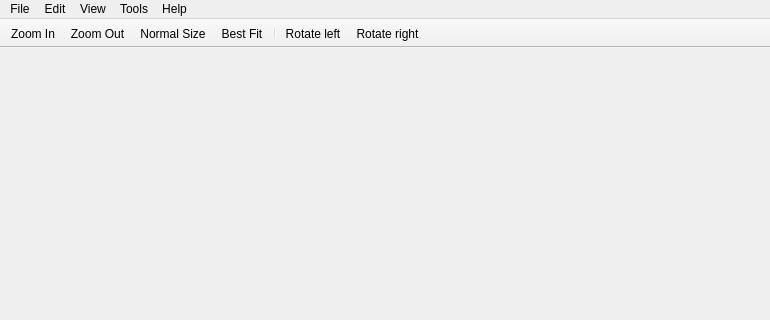
The window that mainwindow.ui (ABBAPOH/qimageviewer) describes before a commit, drawn with Qt 5; both pictures show x 0 to 770 and y 0 to 320 of the 770 by 517 pixel window.
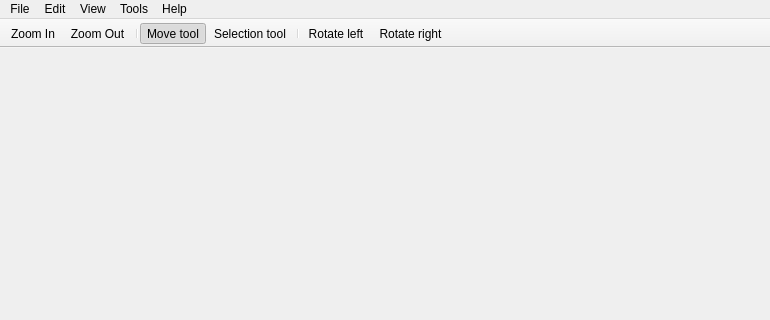
The same window after the commit.

Commit message: Change actions in toolbar

```diff
--- a/mainwindow.ui
+++ b/mainwindow.ui
@@ -102,8 +102,9 @@
    </attribute>
    <addaction name="actionZoomIn"/>
    <addaction name="actionZoomOut"/>
-   <addaction name="actionNormalSize"/>
-   <addaction name="actionBestFit"/>
+   <addaction name="separator"/>
+   <addaction name="actionMoveTool"/>
+   <addaction name="actionSelectionTool"/>
    <addaction name="separator"/>
    <addaction name="actionRotateLeft"/>
    <addaction name="actionRotateRight"/>
```
